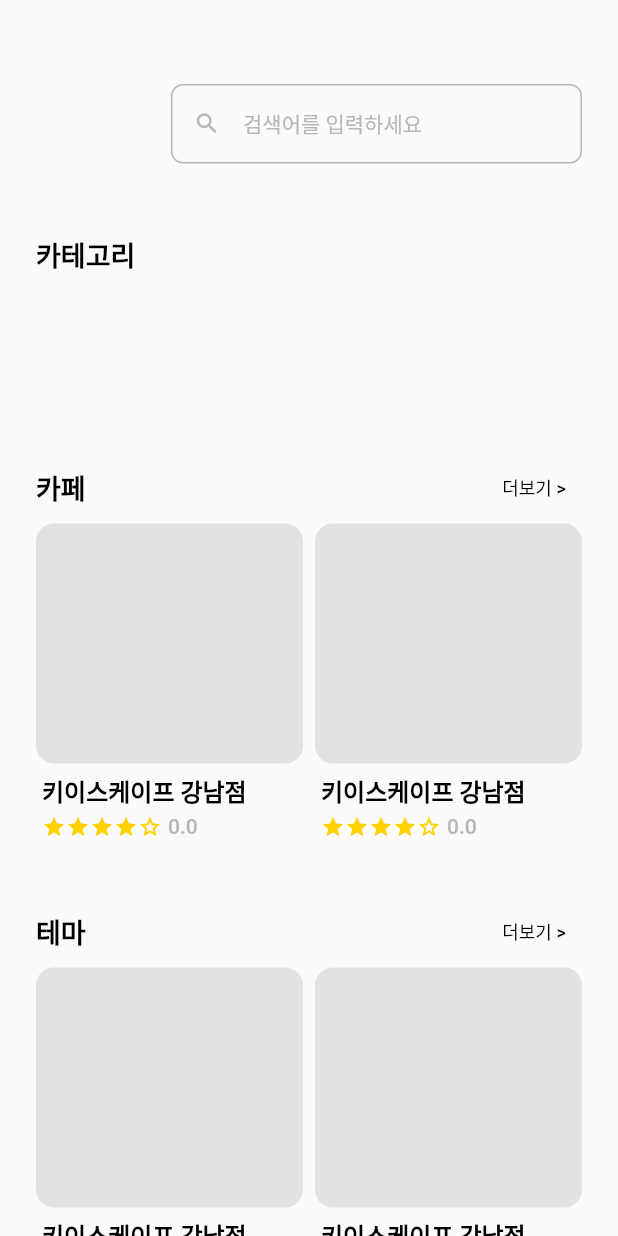
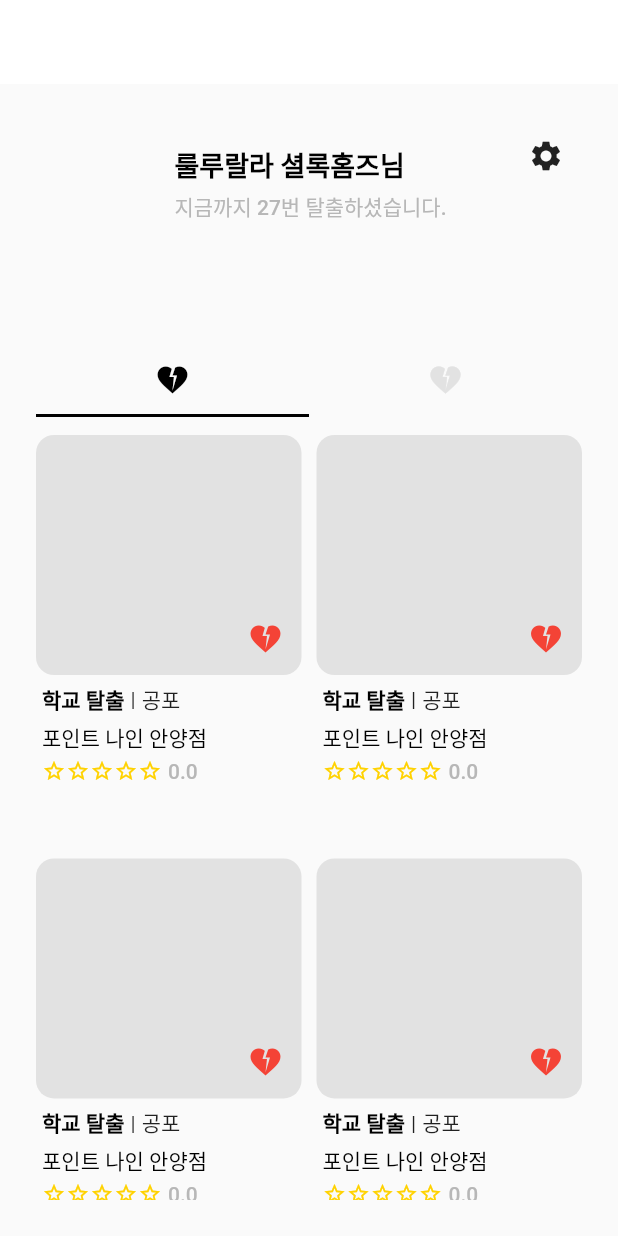
Before and after one commit to pebbla/ask-watson-app, a Flutter app: the screen it shows after launch, on a phone screen of 412 x 824 dp. Run offline on Flutter 3.47's test engine with Material 2 defaults, Android fonts, the phone set to English and light mode, and no system bars; our stand-ins replace dio, logger; missing offline and left inert: flutter_naver_login, kakao_flutter_sdk_user.

Commit message:
feat: my page tab bar

```diff
--- a/lib/main.dart
+++ b/lib/main.dart
@@ -1,5 +1,5 @@
-import 'package:ask_watson_app/src/presentation/auth/sign_up_screen.dart';
-import 'package:ask_watson_app/src/presentation/main/main_screen.dart';
+
+import 'package:ask_watson_app/src/presentation/mypage/mypage_screen.dart';
 import 'package:flutter/material.dart';
 import 'package:kakao_flutter_sdk_user/kakao_flutter_sdk_user.dart';
 
@@ -17,6 +17,6 @@ class MyApp extends StatelessWidget {
   Widget build(BuildContext context) {
     return MaterialApp(
       title: 'Ask Watson',
-      home: MainScreen());
+      home: MypageScreen());
   }
 }
--- a/lib/src/config/theme/text_style.dart
+++ b/lib/src/config/theme/text_style.dart
@@ -7,6 +7,7 @@ class MyTextStyle {
   // 검정색
   static const TextStyle black18w600 = TextStyle(fontSize: 18, fontWeight: FontWeight.w600, color: MyColor.black);
   static const TextStyle black16w600 = TextStyle(fontSize: 16, fontWeight: FontWeight.w600, color: MyColor.black);
+  static const TextStyle black14w600 = TextStyle(fontSize: 14, fontWeight: FontWeight.w600, color: MyColor.black);
 
   static const TextStyle black14w500 = TextStyle(fontSize: 14, fontWeight: FontWeight.w500, color: MyColor.black);
 
--- a/lib/src/presentation/main/main_screen.dart
+++ b/lib/src/presentation/main/main_screen.dart
@@ -4,7 +4,8 @@ import 'package:ask_watson_app/src/data/model/cafe.dart';
 import 'package:ask_watson_app/src/data/model/category.dart';
 import 'package:ask_watson_app/src/data/model/theme.dart' as m;
 import 'package:ask_watson_app/src/presentation/main/main_view_model.dart';
-import 'package:ask_watson_app/src/presentation/widget/star_widget.dart';
+import 'package:ask_watson_app/src/presentation/widget/cafe_widget.dart';
+import 'package:ask_watson_app/src/presentation/widget/theme_widget.dart';
 import 'package:flutter/material.dart';
 import 'package:provider/provider.dart';
 
@@ -152,6 +153,7 @@ class MainView extends StatelessWidget {
     );
   }
 
+
   // 카페 리스트
   Widget _buildCafeList(BuildContext context) {
     Cafe cafe = Cafe();
@@ -176,9 +178,9 @@ class MainView extends StatelessWidget {
           ),
           Row(
             children: [
-              _cafeItem(cafe),
+              CafeWidget(cafe : cafe),
               Padding(padding: EdgeInsets.all(4)),
-              _cafeItem(cafe),
+              CafeWidget(cafe : cafe),
             ],
           ),
         ],
@@ -186,56 +188,6 @@ class MainView extends StatelessWidget {
     );
   }
 
-  // 카페 아이템
-  Widget _cafeItem(Cafe cafe) {
-    return Flexible(
-      child: Container(
-        padding: EdgeInsets.only(bottom: 8),
-        decoration:
-            BoxDecoration(borderRadius: BorderRadius.all(Radius.circular(12))),
-        width: double.maxFinite,
-        child: Column(
-          crossAxisAlignment: CrossAxisAlignment.stretch,
-          children: [
-            SizedBox(
-              width: double.maxFinite,
-              height: 160,
-              //TODO : 사진 넣기
-              child: Container(
-                decoration: BoxDecoration(
-                    color: MyColor.lightlightGrey,
-                    borderRadius: BorderRadius.all(Radius.circular(12))),
-              ),
-            ),
-            Container(
-              padding: EdgeInsets.symmetric(vertical: 6, horizontal: 4),
-              child: Column(
-                crossAxisAlignment: CrossAxisAlignment.start,
-                children: [
-                  Text(
-                    '${cafe.name ?? '키이스케이프 강남점'}',
-                    style: MyTextStyle.black16w600,
-                  ),
-                  // TODO : star widget
-                  Padding(padding: EdgeInsets.all(2)),
-                  Row(
-                    crossAxisAlignment: CrossAxisAlignment.start,
-                    children: [
-                      // star widget,
-                      StarWidget(rating: cafe.rating ?? 4.0),
-                      Padding(padding: EdgeInsets.all(2)),
-                      Text('${cafe.rating ?? 0.0}',
-                          style: MyTextStyle.grey14w500)
-                    ],
-                  ),
-                ],
-              ),
-            ),
-          ],
-        ),
-      ),
-    );
-  }
 
   // 테마 리스트
   Widget _buildThemeList(BuildContext context) {
@@ -261,64 +213,13 @@ class MainView extends StatelessWidget {
           ),
           Row(
             children: [
-              _themeItem(theme),
+              ThemeWidget(theme : theme),
               Padding(padding: EdgeInsets.all(4)),
-              _themeItem(theme),
+              ThemeWidget(theme : theme),
             ],
           )
         ],
       ),
     );
   }
-
-  // 테마 아이템
-  Widget _themeItem(m.Theme theme) {
-    return Flexible(
-      child: Container(
-        padding: EdgeInsets.only(bottom: 8),
-        decoration:
-            BoxDecoration(borderRadius: BorderRadius.all(Radius.circular(12))),
-        width: double.maxFinite,
-        child: Column(
-          crossAxisAlignment: CrossAxisAlignment.stretch,
-          children: [
-            SizedBox(
-              width: double.maxFinite,
-              height: 160,
-              //TODO : 사진 넣기
-              child: Container(
-                decoration: BoxDecoration(
-                    color: MyColor.lightlightGrey,
-                    borderRadius: BorderRadius.all(Radius.circular(12))),
-              ),
-            ),
-            Container(
-              padding: EdgeInsets.symmetric(vertical: 6, horizontal: 4),
-              child: Column(
-                crossAxisAlignment: CrossAxisAlignment.start,
-                children: [
-                  Text(
-                    '${theme.name ?? '키이스케이프 강남점'}',
-                    style: MyTextStyle.black16w600,
-                  ),
-                  // TODO : star widget
-                  Padding(padding: EdgeInsets.all(2)),
-                  Row(
-                    crossAxisAlignment: CrossAxisAlignment.start,
-                    children: [
-                      // star widget,
-                      StarWidget(rating: theme.rating ?? 0.0),
-                      Padding(padding: EdgeInsets.all(2)),
-                      Text('${theme.rating ?? 0.0}',
-                          style: MyTextStyle.grey14w500)
-                    ],
-                  ),
-                ],
-              ),
-            ),
-          ],
-        ),
-      ),
-    );
-  }
 }
--- /dev/null
+++ b/lib/src/presentation/mypage/mypage_screen.dart
@@ -0,0 +1,154 @@
+import 'package:ask_watson_app/src/config/theme/colors.dart';
+import 'package:ask_watson_app/src/config/theme/text_style.dart';
+import 'package:ask_watson_app/src/presentation/mypage/mypage_view_model.dart';
+import 'package:ask_watson_app/src/presentation/widget/theme_widget.dart';
+import 'package:ask_watson_app/src/data/model/theme.dart' as m;
+import 'package:flutter/material.dart';
+import 'package:provider/provider.dart';
+
+class MypageScreen extends StatelessWidget {
+  @override
+  Widget build(BuildContext context) {
+    return ChangeNotifierProvider<MypageViewModel>(
+      create: (context) => MypageViewModel(),
+      builder: (context, child) {
+        return MypageView(
+          viewModel: Provider.of<MypageViewModel>(context),
+          viewModelWatch: Provider.of<MypageViewModel>(context, listen: false),
+        );
+      },
+    );
+  }
+}
+
+class MypageView extends StatelessWidget {
+  final viewModel;
+  final viewModelWatch;
+
+  const MypageView({
+    super.key,
+    required this.viewModel,
+    required this.viewModelWatch,
+  });
+
+  @override
+  Widget build(BuildContext context) {
+    return Scaffold(
+      appBar: AppBar(
+        backgroundColor: Colors.white,
+        elevation: 0,
+      ),
+      body: SafeArea(
+        child: Container(
+          padding: const EdgeInsets.all(24),
+          child: Column(
+            children: [
+              _buildUserInfo(),
+              _buildTabBar(),
+            ],
+          ),
+        ),
+      ),
+    );
+  }
+
+  // user 정보
+  Widget _buildUserInfo() {
+    return Row(
+      mainAxisSize: MainAxisSize.max,
+      mainAxisAlignment: MainAxisAlignment.spaceBetween,
+      crossAxisAlignment: CrossAxisAlignment.start,
+      children: [
+        SizedBox(width: 50, height: 150),
+        Container(
+          padding: EdgeInsets.only(top: 16, bottom: 16),
+          child: Column(
+            crossAxisAlignment: CrossAxisAlignment.start,
+            children: [
+              Text('룰루랄라 셜록홈즈님', style: MyTextStyle.black18w600),
+              Padding(padding: EdgeInsets.all(2)),
+              Text('지금까지 27번 탈출하셨습니다.', style: MyTextStyle.grey14w500)
+            ],
+          ),
+        ),
+        IconButton(
+          onPressed: () {
+            print('할로할로');
+          },
+          icon: Icon(Icons.settings),
+        ),
+      ],
+    );
+  }
+
+  // 탭바
+  Widget _buildTabBar() {
+    return DefaultTabController(
+      length: 2,
+      child: Expanded(
+        child: Column(
+          children: [
+            const TabBar(
+              labelColor: MyColor.black,
+              unselectedLabelColor: MyColor.lightlightGrey,
+              indicatorColor: MyColor.black,
+              tabs: [
+                Tab(child: Icon(Icons.heart_broken)),
+                Tab(child: Icon(Icons.heart_broken)),
+              ],
+            ),
+            Expanded(
+              child: TabBarView(
+                children: [
+                  _buildEscapeCompleteTab(),
+                  _buildHeartTab()
+                ],
+              ),
+            ),
+          ],
+        ),
+      ),
+    );
+  }
+
+  // 탈출 완료 탭
+  Widget _buildEscapeCompleteTab() {
+    m.Theme theme = m.Theme();
+    return Container(
+      padding: EdgeInsets.only(top: 12),
+      child: GridView.builder(
+        itemCount: 11, //item 개수
+        gridDelegate: SliverGridDelegateWithFixedCrossAxisCount(
+          crossAxisCount: 2, //1 개의 행에 보여줄 item 개수
+          childAspectRatio: 0.65, //item 의 가로 1, 세로 2 의 비율
+          mainAxisSpacing: 10, //수평 Padding
+          crossAxisSpacing: 10, //수직 Padding
+        ),
+        itemBuilder: (BuildContext context, int index) {
+          return ThemeWidget(theme: theme);
+        },
+      ),
+    );
+  }
+
+  // 좋아요 탭
+  Widget _buildHeartTab() {
+    m.Theme theme = m.Theme();
+    return Container(
+      padding: EdgeInsets.only(top: 12),
+      child: GridView.builder(
+        itemCount: 11,
+        gridDelegate: SliverGridDelegateWithFixedCrossAxisCount(
+          crossAxisCount: 2,
+          childAspectRatio: 0.65,
+          mainAxisSpacing: 10,
+          crossAxisSpacing: 10,
+        ),
+        itemBuilder: (BuildContext context, int index) {
+          return ThemeWidget(theme: theme);
+        },
+      ),
+    );
+  }
+
+}
--- /dev/null
+++ b/lib/src/presentation/mypage/mypage_view_model.dart
@@ -0,0 +1,10 @@
+import 'package:flutter/material.dart';
+
+class MypageViewModel extends ChangeNotifier {
+
+  MypageViewModel() {
+    // TODO : 탈출 목록 가져오기
+    // TODO : 좋아요 목록 가져오기
+  }
+
+}
--- /dev/null
+++ b/lib/src/presentation/widget/cafe_widget.dart
@@ -0,0 +1,61 @@
+import 'package:ask_watson_app/src/config/theme/colors.dart';
+import 'package:ask_watson_app/src/config/theme/text_style.dart';
+import 'package:ask_watson_app/src/data/model/cafe.dart';
+import 'package:ask_watson_app/src/presentation/widget/star_widget.dart';
+import 'package:flutter/material.dart';
+
+class CafeWidget extends StatelessWidget {
+
+  final Cafe cafe;
+
+  const CafeWidget({super.key, required this.cafe});
+
+  @override
+  Widget build(BuildContext context) {
+    return Flexible(
+      child: Container(
+        padding: EdgeInsets.only(bottom: 8),
+        decoration:
+            BoxDecoration(borderRadius: BorderRadius.all(Radius.circular(12))),
+        width: double.maxFinite,
+        child: Column(
+          crossAxisAlignment: CrossAxisAlignment.stretch,
+          children: [
+            SizedBox(
+              width: double.maxFinite,
+              height: 160,
+              //TODO : 사진 넣기
+              child: Container(
+                decoration: BoxDecoration(
+                    color: MyColor.lightlightGrey,
+                    borderRadius: BorderRadius.all(Radius.circular(12))),
+              ),
+            ),
+            Container(
+              padding: EdgeInsets.symmetric(vertical: 6, horizontal: 4),
+              child: Column(
+                crossAxisAlignment: CrossAxisAlignment.start,
+                children: [
+                  Text(
+                    '${cafe.name ?? '키이스케이프 강남점'}',
+                    style: MyTextStyle.black16w600,
+                  ),
+                  Padding(padding: EdgeInsets.all(2)),
+                  Row(
+                    crossAxisAlignment: CrossAxisAlignment.start,
+                    children: [
+                      StarWidget(rating: cafe.rating ?? 4.0),
+                      Padding(padding: EdgeInsets.all(2)),
+                      Text('${cafe.rating ?? 0.0}',
+                          style: MyTextStyle.grey14w500)
+                    ],
+                  ),
+                ],
+              ),
+            ),
+          ],
+        ),
+      ),
+    );
+  }
+}
--- /dev/null
+++ b/lib/src/presentation/widget/theme_widget.dart
@@ -0,0 +1,89 @@
+import 'package:ask_watson_app/src/config/theme/colors.dart';
+import 'package:ask_watson_app/src/config/theme/text_style.dart';
+import 'package:ask_watson_app/src/presentation/widget/star_widget.dart';
+import 'package:flutter/material.dart';
+import 'package:ask_watson_app/src/data/model/theme.dart' as m;
+
+class ThemeWidget extends StatelessWidget {
+
+  final m.Theme theme;
+
+  const ThemeWidget({super.key, required this.theme});
+
+  @override
+  Widget build(BuildContext context) {
+    return Flexible(
+      child: Container(
+        padding: EdgeInsets.only(bottom: 8),
+        decoration:
+            BoxDecoration(borderRadius: BorderRadius.all(Radius.circular(12))),
+        width: double.maxFinite,
+        child: Column(
+          crossAxisAlignment: CrossAxisAlignment.stretch,
+          children: [
+            SizedBox(
+              width: double.maxFinite,
+              height: 160,
+              //TODO : 사진 넣기
+              child: Stack(
+                children: [
+                  Container(
+                    decoration: BoxDecoration(
+                        color: MyColor.lightlightGrey,
+                        borderRadius: BorderRadius.all(Radius.circular(12))),
+                  ),
+                  Container(
+                    alignment: Alignment.bottomRight,
+                    width: double.maxFinite,
+                    height: double.maxFinite,
+                    child: IconButton(
+                      onPressed: () {},
+                      icon: Icon(Icons.heart_broken, color: Colors.red),
+                    ),
+                  ),
+                ],
+              ),
+            ),
+            Container(
+              padding: EdgeInsets.symmetric(vertical: 6, horizontal: 4),
+              child: Column(
+                crossAxisAlignment: CrossAxisAlignment.start,
+                children: [
+                  Row(
+                    children: [
+                      Flexible(
+                        child: Text(
+                          '${theme.name ?? '학교 탈출'}',
+                          maxLines:1,
+                          overflow: TextOverflow.ellipsis,
+                          style: MyTextStyle.black14w600,
+                        ),
+                      ),
+                      Padding(padding: EdgeInsets.all(2)),
+                      Text('|'),
+                      Padding(padding: EdgeInsets.all(2)),
+                      Flexible(
+                        child: Text('${theme.category?.name ?? '공포'}'))
+                    ],
+                  ),
+                  Padding(padding: EdgeInsets.all(2)),
+                  Text('${theme.cafe?.name ?? '포인트 나인 안양점'}', style: MyTextStyle.black14w500),
+                  Padding(padding: EdgeInsets.all(2)),
+                  Row(
+                    crossAxisAlignment: CrossAxisAlignment.start,
+                    children: [
+                      StarWidget(rating: theme.rating ?? 0.0),
+                      Padding(padding: EdgeInsets.all(2)),
+                      Text('${theme.rating ?? 0.0}',
+                          style: MyTextStyle.grey14w500)
+                    ],
+                  ),
+                ],
+              ),
+            ),
+          ],
+        ),
+      ),
+    );
+  }
+}
```
